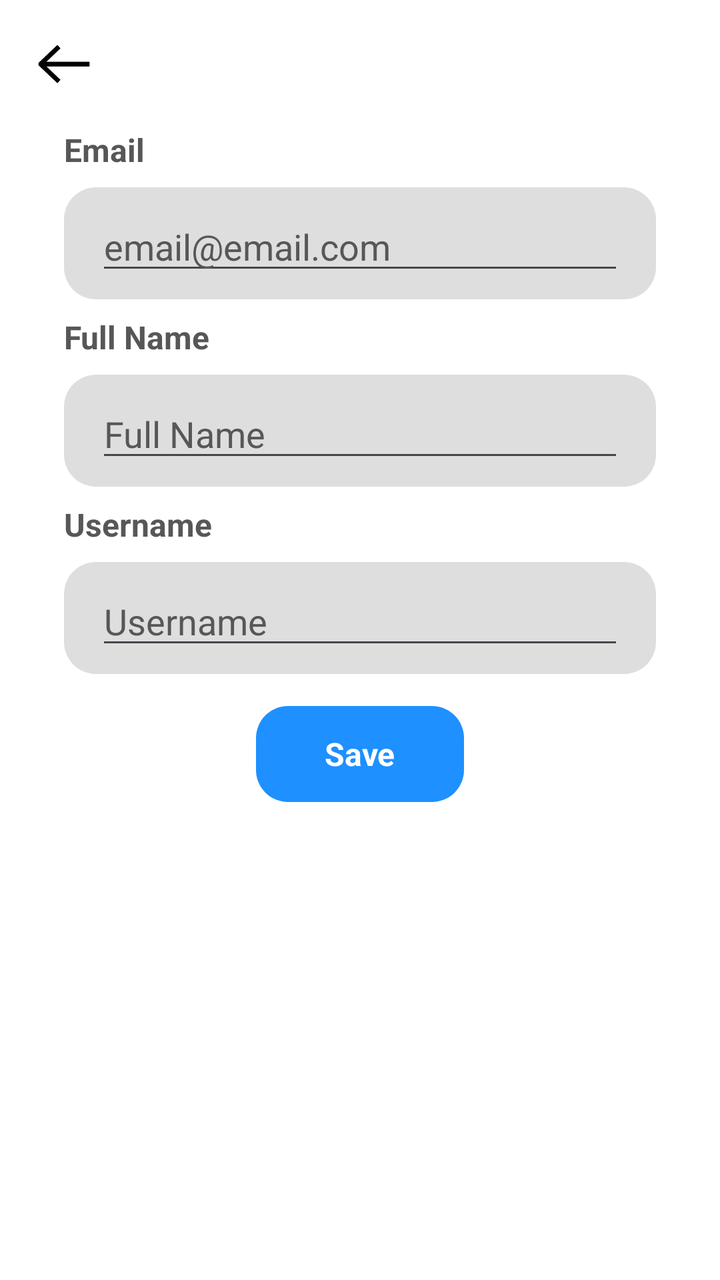
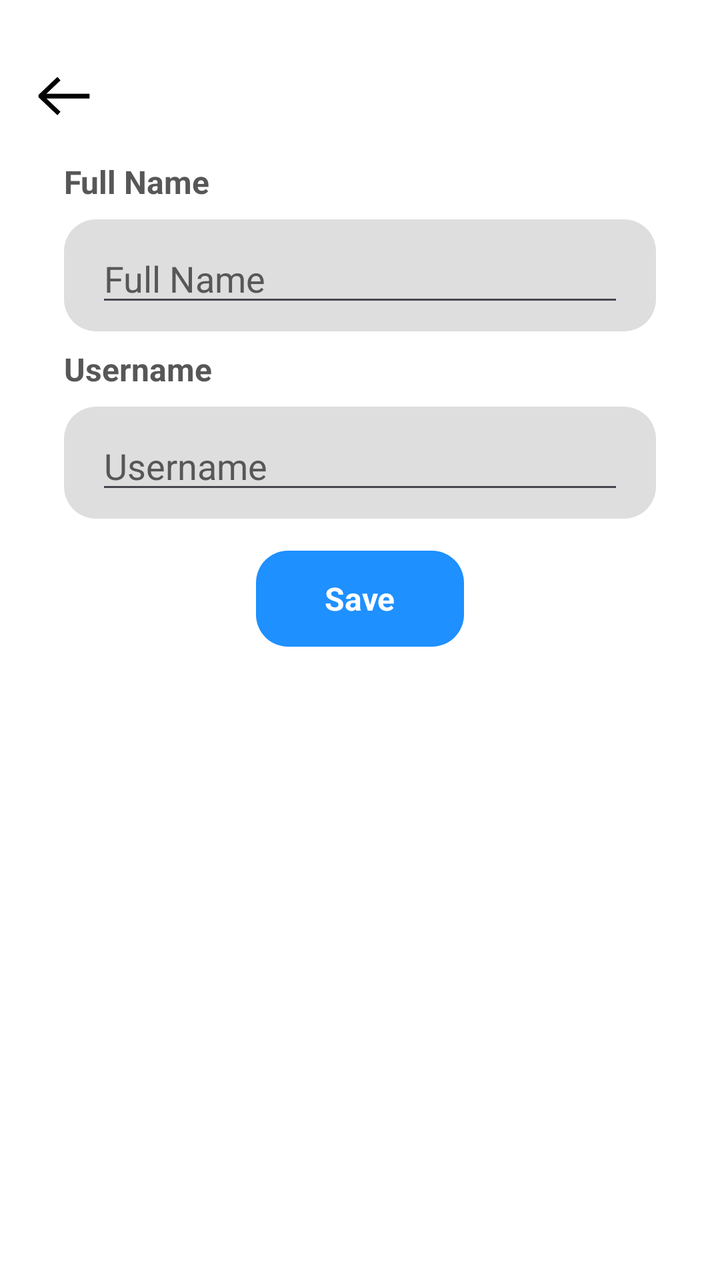

Screens rendered from an Android XML layout before and after an edit, with the pre-edit source and the edit as a unified diff.
<!-- AndroidManifest.xml: application theme Theme.TFG -->
<!-- res/layout/activity_edit_profile.xml -->
<?xml version="1.0" encoding="utf-8"?>
<androidx.constraintlayout.widget.ConstraintLayout xmlns:android="http://schemas.android.com/apk/res/android"
    xmlns:app="http://schemas.android.com/apk/res-auto"
    xmlns:tools="http://schemas.android.com/tools"
    android:id="@+id/main"
    android:layout_width="match_parent"
    android:layout_height="match_parent"
    android:background="?attr/colorPrimary"
    tools:context=".EditProfileActivity">

    <ImageView
        android:id="@+id/backBtn"
        android:layout_width="32dp"
        android:layout_height="32dp"
        android:layout_marginStart="16dp"
        android:layout_marginTop="16dp"
        android:rotation="180"
        app:layout_constraintStart_toStartOf="parent"
        app:layout_constraintTop_toTopOf="parent"
        app:srcCompat="@drawable/arrow"
        app:tint="?attr/colorContrast" />

    <TextView
        android:id="@+id/emailTV"
        android:layout_width="wrap_content"
        android:layout_height="wrap_content"
        android:layout_marginStart="32dp"
        android:layout_marginTop="16dp"
        android:text="Email"
        android:textColor="?attr/colorTextSecondary"
        android:textSize="16sp"
        android:textStyle="bold"
        app:layout_constraintStart_toStartOf="parent"
        app:layout_constraintTop_toBottomOf="@+id/backBtn" />

    <TextView
        android:id="@+id/nameTV"
        android:layout_width="wrap_content"
        android:layout_height="wrap_content"
        android:layout_marginStart="32dp"
        android:layout_marginTop="8dp"
        android:text="Full Name"
        android:textColor="?attr/colorTextSecondary"
        android:textSize="16sp"
        android:textStyle="bold"
        app:layout_constraintStart_toStartOf="parent"
        app:layout_constraintTop_toBottomOf="@+id/emailButton" />

    <TextView
        android:id="@+id/usernameTV"
        android:layout_width="wrap_content"
        android:layout_height="wrap_content"
        android:layout_marginStart="32dp"
        android:layout_marginTop="8dp"
        android:text="Username"
        android:textColor="?attr/colorTextSecondary"
        android:textSize="16sp"
        android:textStyle="bold"
        app:layout_constraintStart_toStartOf="parent"
        app:layout_constraintTop_toBottomOf="@+id/nameButton" />

    <LinearLayout
        android:id="@+id/emailButton"
        android:layout_width="0dp"
        android:layout_height="56dp"
        android:layout_marginStart="32dp"
        android:layout_marginTop="8dp"
        android:layout_marginEnd="32dp"
        android:background="@drawable/rounded_button_grey"
        android:gravity="center"
        android:orientation="horizontal"
        android:padding="12dp"
        app:layout_constraintEnd_toEndOf="parent"
        app:layout_constraintStart_toStartOf="parent"
        app:layout_constraintTop_toBottomOf="@+id/emailTV">

    </LinearLayout>

    <LinearLayout
        android:id="@+id/nameButton"
        android:layout_width="0dp"
        android:layout_height="56dp"
        android:layout_marginStart="32dp"
        android:layout_marginTop="8dp"
        android:layout_marginEnd="32dp"
        android:background="@drawable/rounded_button_grey"
        android:gravity="center"
        android:orientation="horizontal"
        android:padding="12dp"
        app:layout_constraintEnd_toEndOf="parent"
        app:layout_constraintStart_toStartOf="parent"
        app:layout_constraintTop_toBottomOf="@+id/nameTV">

    </LinearLayout>

    <LinearLayout
        android:id="@+id/usernameButton"
        android:layout_width="0dp"
        android:layout_height="56dp"
        android:layout_marginStart="32dp"
        android:layout_marginTop="8dp"
        android:layout_marginEnd="32dp"
        android:background="@drawable/rounded_button_grey"
        android:gravity="center"
        android:orientation="horizontal"
        android:padding="12dp"
        app:layout_constraintEnd_toEndOf="parent"
        app:layout_constraintStart_toStartOf="parent"
        app:layout_constraintTop_toBottomOf="@+id/usernameTV">

    </LinearLayout>

    <EditText
        android:id="@+id/emailET"
        android:layout_width="0dp"
        android:layout_height="wrap_content"
        android:layout_marginStart="16dp"
        android:layout_marginEnd="16dp"
        android:text="email@email.com"
        android:textColor="?attr/colorTextSecondary"
        android:textColorHint="?attr/colorTextSecondary"
        android:textStyle="normal"
        app:layout_constraintBottom_toBottomOf="@+id/emailButton"
        app:layout_constraintEnd_toEndOf="@+id/emailButton"
        app:layout_constraintStart_toStartOf="@+id/emailButton"
        app:layout_constraintTop_toTopOf="@+id/emailButton" />

    <EditText
        android:id="@+id/nameET"
        android:layout_width="0dp"
        android:layout_height="wrap_content"
        android:layout_marginStart="16dp"
        android:layout_marginEnd="16dp"
        android:text="Full Name"
        android:textColor="?attr/colorTextSecondary"
        android:textColorHint="?attr/colorTextSecondary"
        android:textStyle="normal"
        app:layout_constraintBottom_toBottomOf="@+id/nameButton"
        app:layout_constraintEnd_toEndOf="@+id/nameButton"
        app:layout_constraintStart_toStartOf="@+id/nameButton"
        app:layout_constraintTop_toTopOf="@+id/nameButton" />

    <EditText
        android:id="@+id/usernameET"
        android:layout_width="0dp"
        android:layout_height="wrap_content"
        android:layout_marginStart="16dp"
        android:layout_marginEnd="16dp"
        android:text="Username"
        android:textColor="?attr/colorTextSecondary"
        android:textColorHint="?attr/colorTextSecondary"
        android:textStyle="normal"
        app:layout_constraintBottom_toBottomOf="@+id/usernameButton"
        app:layout_constraintEnd_toEndOf="@+id/usernameButton"
        app:layout_constraintStart_toStartOf="@+id/usernameButton"
        app:layout_constraintTop_toTopOf="@+id/usernameButton" />

    <LinearLayout
        android:id="@+id/signUpBtn"
        android:layout_width="0dp"
        android:layout_height="48dp"
        android:layout_marginStart="128dp"
        android:layout_marginTop="16dp"
        android:layout_marginEnd="128dp"
        android:background="@drawable/rounded_button"
        android:gravity="center"
        android:orientation="horizontal"
        android:padding="12dp"
        app:layout_constraintEnd_toEndOf="parent"
        app:layout_constraintStart_toStartOf="parent"
        app:layout_constraintTop_toBottomOf="@+id/usernameButton">

        <TextView
            android:layout_width="wrap_content"
            android:layout_height="wrap_content"
            android:text="Save"
            android:textColor="#FFFFFF"
            android:textSize="16sp"
            android:textStyle="bold" />
    </LinearLayout>

</androidx.constraintlayout.widget.ConstraintLayout>
<!-- resources referenced by this layout -->
<resources>
  <!-- drawable arrow: png bitmap (drawable, 1702 bytes) -->
  <!-- drawable rounded_button (drawable) -->
  <shape xmlns:android="http://schemas.android.com/apk/res/android">
      <solid android:color="?attr/globalBlue"/>
      <corners android:radius="16dp"/>
      <padding
          android:left="16dp"
          android:right="16dp"
          android:top="10dp"
          android:bottom="10dp"/>
  </shape>
  <!-- drawable rounded_button_grey (drawable) -->
  <shape xmlns:android="http://schemas.android.com/apk/res/android">
      <solid android:color="?attr/colorBackground2"/>
      <corners android:radius="16dp"/>
      <padding
          android:left="16dp"
          android:right="16dp"
          android:top="10dp"
          android:bottom="10dp"/>
  </shape>
  <style name="Theme.TFG" parent="Base.Theme.TFG" />
  <style name="Base.Theme.TFG" parent="Theme.Material3.DayNight.NoActionBar">
          <item name="colorPrimary">@color/mainBackgroundWhite</item>
          <item name="colorContrast">@color/mainTextWhite</item>
          <item name="colorBackground2">@color/background2White</item>
          <item name="colorTextSecondary">@color/secondTextWhite</item>
          <item name="globalBlue">@color/globalBlue</item>
      </style>
  <color name="mainBackgroundWhite">#FFFFFF</color>
  <color name="mainTextWhite">#030303</color>
  <color name="background2White">#DEDEDE</color>
  <color name="secondTextWhite">#575757</color>
  <color name="globalBlue">#1E90FF</color>
</resources>

<!-- the commit's change to res/layout/activity_edit_profile.xml (unified diff, before → after) -->
@@ -13,7 +13,7 @@
         android:layout_width="32dp"
         android:layout_height="32dp"
         android:layout_marginStart="16dp"
-        android:layout_marginTop="16dp"
+        android:layout_marginTop="32dp"
         android:rotation="180"
         app:layout_constraintStart_toStartOf="parent"
         app:layout_constraintTop_toTopOf="parent"
@@ -21,30 +21,17 @@
         app:tint="?attr/colorContrast" />
 
     <TextView
-        android:id="@+id/emailTV"
+        android:id="@+id/nameTV"
         android:layout_width="wrap_content"
         android:layout_height="wrap_content"
         android:layout_marginStart="32dp"
         android:layout_marginTop="16dp"
-        android:text="Email"
+        android:text="Full Name"
         android:textColor="?attr/colorTextSecondary"
         android:textSize="16sp"
         android:textStyle="bold"
         app:layout_constraintStart_toStartOf="parent"
         app:layout_constraintTop_toBottomOf="@+id/backBtn" />
-
-    <TextView
-        android:id="@+id/nameTV"
-        android:layout_width="wrap_content"
-        android:layout_height="wrap_content"
-        android:layout_marginStart="32dp"
-        android:layout_marginTop="8dp"
-        android:text="Full Name"
-        android:textColor="?attr/colorTextSecondary"
-        android:textSize="16sp"
-        android:textStyle="bold"
-        app:layout_constraintStart_toStartOf="parent"
-        app:layout_constraintTop_toBottomOf="@+id/emailButton" />
 
     <TextView
         android:id="@+id/usernameTV"
@@ -58,23 +45,6 @@
         android:textStyle="bold"
         app:layout_constraintStart_toStartOf="parent"
         app:layout_constraintTop_toBottomOf="@+id/nameButton" />
-
-    <LinearLayout
-        android:id="@+id/emailButton"
-        android:layout_width="0dp"
-        android:layout_height="56dp"
-        android:layout_marginStart="32dp"
-        android:layout_marginTop="8dp"
-        android:layout_marginEnd="32dp"
-        android:background="@drawable/rounded_button_grey"
-        android:gravity="center"
-        android:orientation="horizontal"
-        android:padding="12dp"
-        app:layout_constraintEnd_toEndOf="parent"
-        app:layout_constraintStart_toStartOf="parent"
-        app:layout_constraintTop_toBottomOf="@+id/emailTV">
-
-    </LinearLayout>
 
     <LinearLayout
         android:id="@+id/nameButton"
@@ -109,21 +79,6 @@
         app:layout_constraintTop_toBottomOf="@+id/usernameTV">
 
     </LinearLayout>
-
-    <EditText
-        android:id="@+id/emailET"
-        android:layout_width="0dp"
-        android:layout_height="wrap_content"
-        android:layout_marginStart="16dp"
-        android:layout_marginEnd="16dp"
-        android:text="email@email.com"
-        android:textColor="?attr/colorTextSecondary"
-        android:textColorHint="?attr/colorTextSecondary"
-        android:textStyle="normal"
-        app:layout_constraintBottom_toBottomOf="@+id/emailButton"
-        app:layout_constraintEnd_toEndOf="@+id/emailButton"
-        app:layout_constraintStart_toStartOf="@+id/emailButton"
-        app:layout_constraintTop_toTopOf="@+id/emailButton" />
 
     <EditText
         android:id="@+id/nameET"
